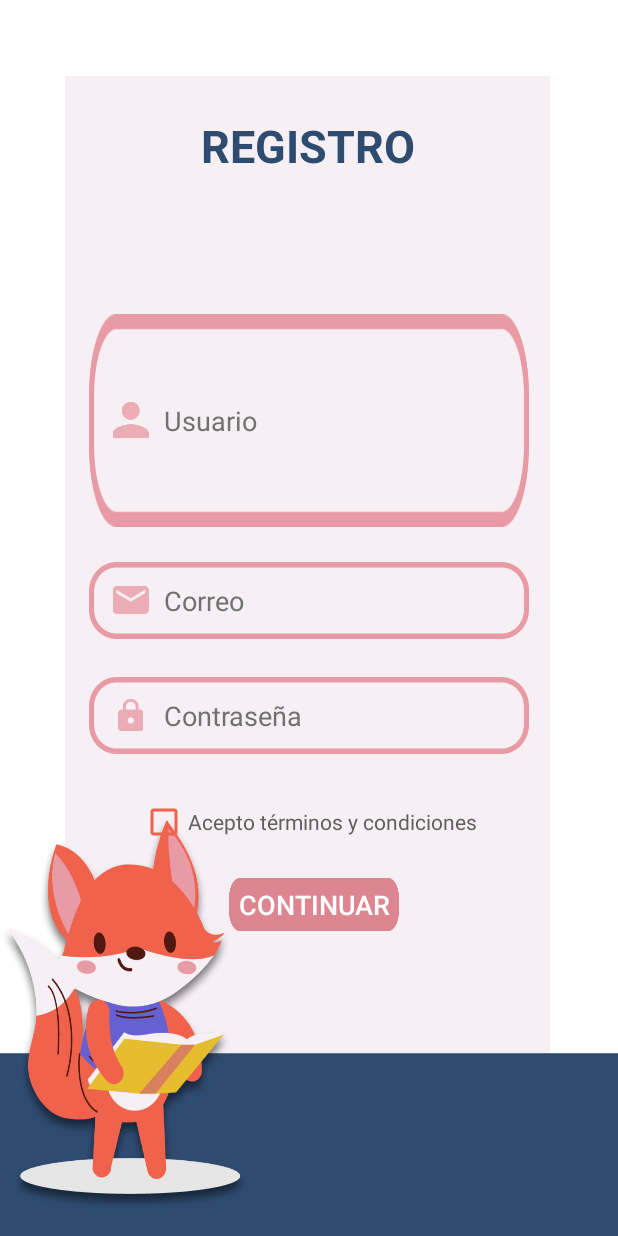
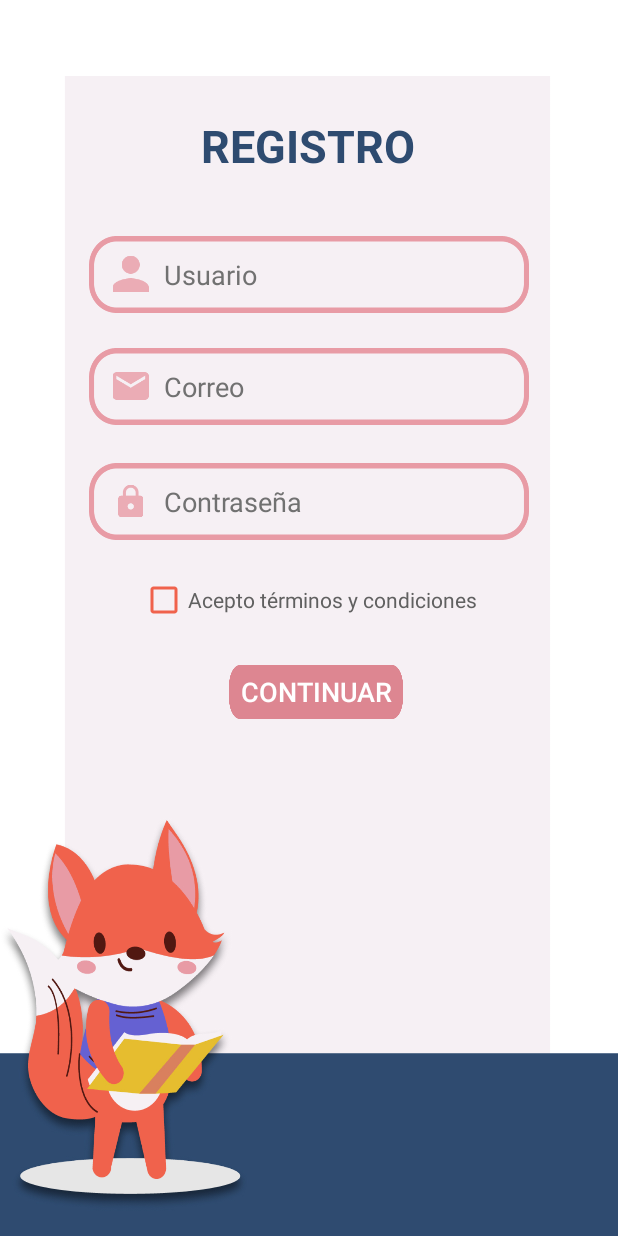
Before and after one commit to CathBug12/ControlAsistencia, an Android app: the registro screen opened directly, with no data from a screen before it, on a phone screen of 412 x 824 dp. Run offline under Robolectric (Android 15) with nearby library versions, the phone set to English and light mode, and no system bars; Roboto replaces fonts that are not available here.

Commit message:
Se acomodaron componentes
Algunos componentes no se adaptaron adecuadamente, lo cual se observaba en el Emulador. Quedó solucionado.

```diff
--- a/app/src/main/java/com/example/control_de_asistencia/recuperar.java
+++ b/app/src/main/java/com/example/control_de_asistencia/recuperar.java
@@ -1,7 +1,9 @@
 package com.example.control_de_asistencia;
 
+import android.content.Intent;
 import android.support.v7.app.AppCompatActivity;
 import android.os.Bundle;
+import android.view.View;
 
 public class recuperar extends AppCompatActivity {
 
@@ -10,4 +12,8 @@ public class recuperar extends AppCompatActivity {
         super.onCreate(savedInstanceState);
         setContentView(R.layout.activity_recuperar);
     }
+    public  void Registro(View view){
+        Intent next = new Intent(this,registro.class);
+        startActivity(next);
+    }
 }
--- a/app/src/main/res/layout-v21/activity_recuperar.xml
+++ b/app/src/main/res/layout-v21/activity_recuperar.xml
@@ -76,6 +76,7 @@
         android:background="#F6F0F4"
         android:elevation="0dp"
         android:hint="@string/btn_new"
+        android:onClick="Registro"
         android:shadowColor="#FFFFFF"
         android:stateListAnimator="@null"
         android:text="@string/btn_new"
--- a/app/src/main/res/layout-v21/activity_registro.xml
+++ b/app/src/main/res/layout-v21/activity_registro.xml
@@ -33,11 +33,9 @@
         android:id="@+id/txt_user"
         android:layout_width="293dp"
         android:layout_height="51dp"
-        android:layout_above="@+id/txt_email"
         android:layout_below="@+id/txt_title"
         android:layout_centerHorizontal="true"
-        android:layout_marginTop="85dp"
-        android:layout_marginBottom="23dp"
+        android:layout_marginTop="33dp"
         android:autofillHints=""
         android:background="@mipmap/rectan"
         android:drawableStart="@drawable/ic_user"
@@ -56,9 +54,9 @@
         android:id="@+id/txt_email"
         android:layout_width="293dp"
         android:layout_height="51dp"
-        android:layout_above="@+id/txt_passw"
+        android:layout_below="@+id/txt_user"
         android:layout_centerHorizontal="true"
-        android:layout_marginBottom="25dp"
+        android:layout_marginTop="23dp"
         android:autofillHints=""
         android:background="@mipmap/rectan"
         android:drawableStart="@drawable/ic_email"
@@ -77,10 +75,9 @@
         android:id="@+id/txt_passw"
         android:layout_width="293dp"
         android:layout_height="51dp"
-        android:layout_above="@+id/cb_terminos"
-        android:layout_alignParentBottom="true"
+        android:layout_below="@+id/txt_email"
         android:layout_centerHorizontal="true"
-        android:layout_marginBottom="321dp"
+        android:layout_marginTop="25dp"
         android:autofillHints=""
         android:background="@mipmap/rectan"
         android:drawableStart="@drawable/ic_passw"
@@ -100,9 +97,10 @@
         android:layout_width="wrap_content"
         android:layout_height="wrap_content"
 
-        android:layout_above="@+id/btn_next"
+        android:layout_below="@+id/txt_passw"
         android:layout_centerHorizontal="true"
-        android:layout_marginBottom="21dp"
+        android:layout_marginTop="24dp"
+        android:layout_marginEnd="40dp"
         android:buttonTint="#F0624C"
         android:hint="@string/cb_terminos"
         android:text="@string/cb_terminos"
@@ -110,13 +108,13 @@
 
     <Button
         android:id="@+id/btn_next"
-        android:layout_width="113dp"
-        android:layout_height="35dp"
+        android:layout_width="116dp"
+        android:layout_height="36dp"
+        android:layout_below="@+id/cb_terminos"
         android:layout_alignParentEnd="true"
-        android:layout_alignParentBottom="true"
         android:layout_centerHorizontal="true"
-        android:layout_marginEnd="146dp"
-        android:layout_marginBottom="203dp"
+        android:layout_marginTop="27dp"
+        android:layout_marginEnd="143dp"
         android:background="@mipmap/bott"
         android:elevation="0dp"
         android:hint="@string/btn_next"
--- a/app/src/main/res/layout-v21/activity_sesion.xml
+++ b/app/src/main/res/layout-v21/activity_sesion.xml
@@ -103,14 +103,12 @@
         android:id="@+id/txt_title"
         android:layout_width="346dp"
         android:layout_height="54dp"
-        android:layout_above="@+id/txt_email"
 
         android:layout_alignParentTop="true"
-        android:layout_centerHorizontal="true"
 
 
+        android:layout_centerHorizontal="true"
         android:layout_marginTop="32dp"
-        android:layout_marginBottom="319dp"
         android:gravity="center"
         android:hint="@string/txt_title"
         android:text="@string/txt_title"
```
